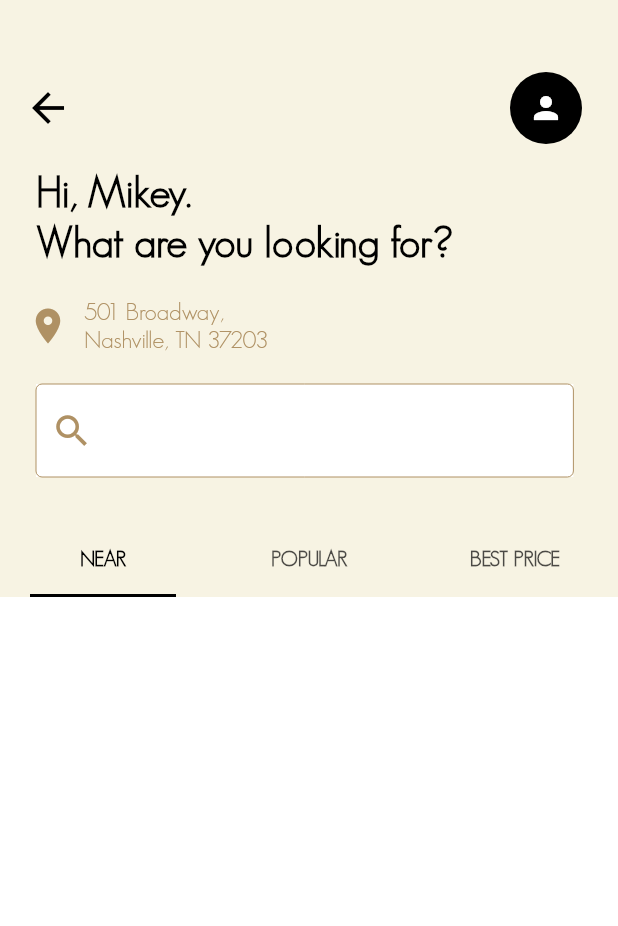
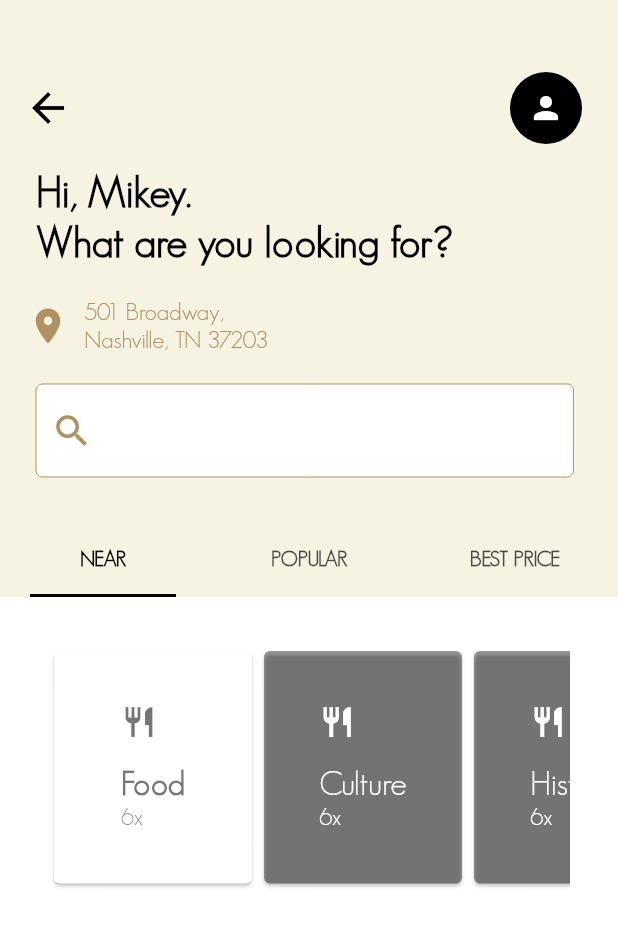
Before and after one commit to mikeyyg96/event_app, a Flutter app: the SearchView screen opened directly, on a phone screen of 412 x 824 dp. Shown: the top 926 px of the screen. Run offline on Flutter 3.47's test engine with Material 2 defaults, Android fonts, the phone set to English and light mode, and no system bars; our stand-ins replace flutter_staggered_animations, get_it.

Commit message:
Expanded layout

```diff
--- a/lib/core/viewmodels/search_model.dart
+++ b/lib/core/viewmodels/search_model.dart
@@ -1,10 +1,190 @@
 import 'package:event_app/core/enums/viewstate.dart';
 import 'package:event_app/core/viewmodels/base_model.dart';
+import 'package:flutter/material.dart';
+import 'package:event_app/ui/shared/styling.dart';
 
 class SearchModel extends BaseModel {
+
+var _places = [
+    Container(
+      height: 25,
+      width: 140,
+      child: Card(
+        child: Center(
+            child: Column(
+          mainAxisAlignment: MainAxisAlignment.center,
+          crossAxisAlignment: CrossAxisAlignment.start,
+          children: <Widget>[
+            Icon(
+              Icons.restaurant,
+              color: Colors.black54,
+            ),
+            Padding(
+              padding: const EdgeInsets.only(top: 16.0),
+              child: Text(
+                'Food',
+                style: stylingActiveCard,
+              ),
+            ),
+            Text(
+              '6x',
+              style: stylingActiveCardNum,
+            )
+          ],
+        )),
+      ),
+    ),
+    Container(
+      height: 25,
+      width: 140,
+      child: Card(
+        color: Colors.black38,
+        child: Center(
+            child: Column(
+          mainAxisAlignment: MainAxisAlignment.center,
+          crossAxisAlignment: CrossAxisAlignment.start,
+          children: <Widget>[
+            Icon(
+              Icons.restaurant,
+              color: Colors.white,
+            ),
+            Padding(
+              padding: const EdgeInsets.only(top: 16.0),
+              child: Text(
+                'Culture',
+                style: stylingInactiveCard,
+              ),
+            ),
+            Text(
+              '6x',
+              style: stylingInactiveCardNum,
+            )
+          ],
+        )),
+      ),
+    ),
+    Container(
+      height: 25,
+      width: 140,
+      child: Card(
+        color: Colors.black38,
+        child: Center(
+            child: Column(
+          mainAxisAlignment: MainAxisAlignment.center,
+          crossAxisAlignment: CrossAxisAlignment.start,
+          children: <Widget>[
+            Icon(
+              Icons.restaurant,
+              color: Colors.white,
+            ),
+            Padding(
+              padding: const EdgeInsets.only(top: 16.0),
+              child: Text(
+                'History',
+                style: stylingInactiveCard,
+              ),
+            ),
+            Text(
+              '6x',
+              style: stylingInactiveCardNum,
+            )
+          ],
+        )),
+      ),
+    ),
+    Container(
+      height: 25,
+      width: 140,
+      child: Card(
+        color: Colors.black38,
+        child: Center(
+            child: Column(
+          mainAxisAlignment: MainAxisAlignment.center,
+          crossAxisAlignment: CrossAxisAlignment.start,
+          children: <Widget>[
+            Icon(
+              Icons.restaurant,
+              color: Colors.white,
+            ),
+            Padding(
+              padding: const EdgeInsets.only(top: 16.0),
+              child: Text(
+                'Clubs',
+                style: stylingInactiveCard,
+              ),
+            ),
+            Text(
+              '6x',
+              style: stylingInactiveCardNum,
+            )
+          ],
+        )),
+      ),
+    ),
+    Container(
+      height: 25,
+      width: 140,
+      child: Card(
+        color: Colors.black38,
+        child: Center(
+            child: Column(
+          mainAxisAlignment: MainAxisAlignment.center,
+          crossAxisAlignment: CrossAxisAlignment.start,
+          children: <Widget>[
+            Icon(
+              Icons.restaurant,
+              color: Colors.white,
+            ),
+            Padding(
+              padding: const EdgeInsets.only(top: 16.0),
+              child: Text(
+                'Outdoors',
+                style: stylingInactiveCard,
+              ),
+            ),
+            Text(
+              '6x',
+              style: stylingInactiveCardNum,
+            )
+          ],
+        )),
+      ),
+    ),
+    Container(
+      height: 25,
+      width: 140,
+      child: Card(
+        color: Colors.black38,
+        child: Center(
+            child: Column(
+          mainAxisAlignment: MainAxisAlignment.center,
+          crossAxisAlignment: CrossAxisAlignment.start,
+          children: <Widget>[
+            Icon(
+              Icons.restaurant,
+              color: Colors.white,
+            ),
+            Padding(
+              padding: const EdgeInsets.only(top: 16.0),
+              child: Text(
+                'Food',
+                style: stylingInactiveCard,
+              ),
+            ),
+            Text(
+              '6x',
+              style: stylingInactiveCardNum,
+            )
+          ],
+        )),
+      ),
+    ),
+  ];
+
   bool _pressed = false;
 
   bool get pressed => _pressed;
+  List<Container> get places => _places;
 
   void transition() {
     setState(ViewState.Busy);
--- a/lib/ui/views/search_view.dart
+++ b/lib/ui/views/search_view.dart
@@ -115,30 +115,72 @@ class SearchView extends StatelessWidget {
                   ],
                 ),
               ),
-              Expanded(
-                child: Container(
-                  color: Colors.white,
-                  child: Align(
-                    alignment: Alignment.topCenter,
-                    child: Container(
-                      color: Theme.of(context).accentColor,
+              Container(
+                height: 275,
                 child: DefaultTabController(
                   length: 3,
-                        child: TabBar(
+                  child: Scaffold(
+                    backgroundColor: Theme.of(context).accentColor,
+                    appBar: TabBar(
+                      isScrollable: false,
                       labelColor: Colors.black,
                       labelStyle: TextStyle(fontWeight: FontWeight.bold),
                       indicatorColor: Colors.black,
                       indicatorSize: TabBarIndicatorSize.tab,
-                          indicatorPadding: EdgeInsets.fromLTRB(20.0, 0.0, 20.0, 0.0),
+                      indicatorPadding:
+                          EdgeInsets.fromLTRB(20.0, 0.0, 20.0, 0.0),
                       tabs: <Widget>[
                         Tab(text: 'NEAR'),
                         Tab(text: 'POPULAR'),
                         Tab(text: 'BEST PRICE'),
                       ],
                     ),
+                    body: TabBarView(
+                      children: <Widget>[
+                        Container(
+                          color: Colors.white,
+                          height: MediaQuery.of(context).size.height * 0.3,
+                          padding: const EdgeInsets.all(32.0),
+                          child: ListView.builder(
+                            scrollDirection: Axis.horizontal,
+                            itemCount: model.places.length,
+                            itemBuilder: (BuildContext context, int index) {
+                              return model.places[index];
+                            },
+                          ),
+                        ),
+                        Container(
+                          color: Colors.white,
+                          height: MediaQuery.of(context).size.height * 0.3,
+                          padding: const EdgeInsets.all(32.0),
+                          child: ListView.builder(
+                            scrollDirection: Axis.horizontal,
+                            itemCount: model.places.length,
+                            itemBuilder: (BuildContext context, int index) {
+                              return model.places[index];
+                            },
+                          ),
+                        ),
+                        Container(
+                          color: Colors.white,
+                          height: MediaQuery.of(context).size.height * 0.3,
+                          padding: const EdgeInsets.all(32.0),
+                          child: ListView.builder(
+                            scrollDirection: Axis.horizontal,
+                            itemCount: model.places.length,
+                            itemBuilder: (BuildContext context, int index) {
+                              return model.places[index];
+                            },
+                          ),
+                        ),
+                      ],
                     ),
                   ),
                 ),
+              ),
+              Expanded(
+                child: Container(
+                  color: Colors.white,
                 ),
               ),
             ],
```
Lines whose indentation alone changed are shown as unchanged.
